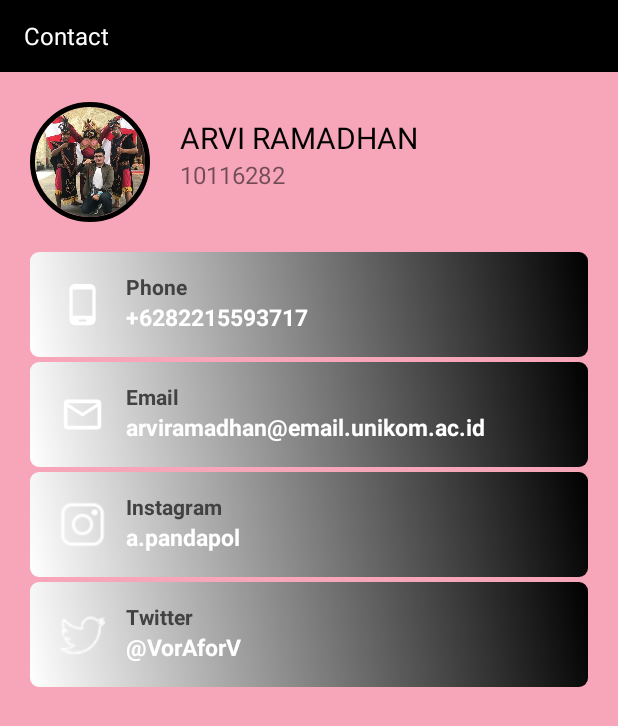
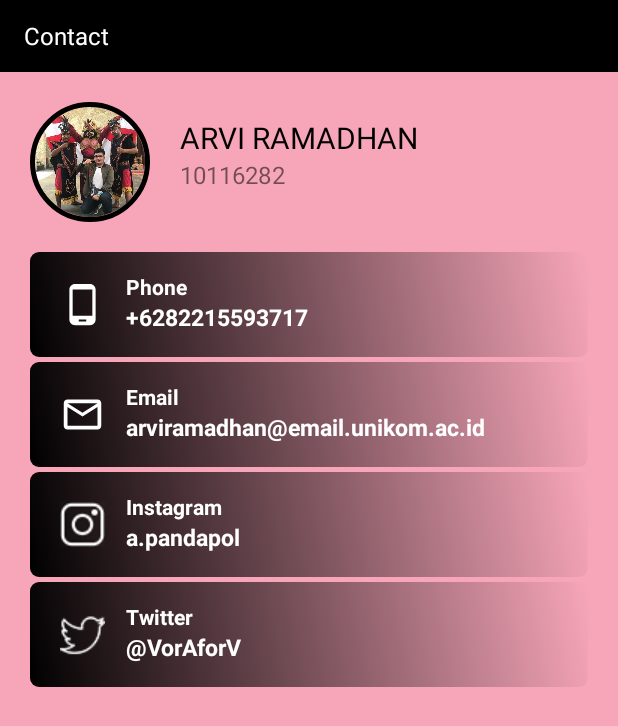
Before and after one commit to pandapol/TUGAS-UAS-10116282, an Android app: the fragment ContactFragment shown on its own in the app's theme, on a phone screen of 412 x 824 dp. Shown: the top 726 px of the screen. Run offline under Robolectric (Android 15) with nearby library versions, the phone set to English and light mode, and no system bars; our stand-ins replace CircleImageView; 1 statement that could not run was skipped.

Commit message:
3rd Commit

```diff
--- a/app/src/main/res/drawable/item_background.xml
+++ b/app/src/main/res/drawable/item_background.xml
@@ -6,8 +6,8 @@
             android:dither="true">
             <gradient
                 android:angle="45"
-                android:startColor="@android:color/white"
-                android:endColor="#000000"
+                android:startColor="@android:color/black"
+                android:endColor="#f7a6b9"
                 android:type="linear" />
 
             <corners
@@ -22,8 +22,8 @@
 
             <gradient
                 android:angle="0"
-                android:startColor="#000000"
-                android:endColor="@android:color/white"
+                android:startColor="#f7a6b9"
+                android:endColor="@android:color/black"
                 android:type="linear" />
 
             <corners
--- a/app/src/main/res/layout/fragment_contact.xml
+++ b/app/src/main/res/layout/fragment_contact.xml
@@ -90,7 +90,7 @@
                     android:layout_height="wrap_content"
                     android:layout_toEndOf="@id/imgPhone"
                     android:layout_marginTop="13dp"
-                    android:textColor="@color/cardview_dark_background"
+                    android:textColor="@android:color/white"
                     android:textStyle="bold"
                     android:text="@string/phone" />
 
@@ -131,7 +131,7 @@
                     android:layout_height="wrap_content"
                     android:layout_toEndOf="@id/imgEmail"
                     android:layout_marginTop="13dp"
-                    android:textColor="@color/cardview_dark_background"
+                    android:textColor="@android:color/white"
                     android:textStyle="bold"
                     android:text="@string/email" />
 
@@ -173,7 +173,7 @@
                     android:layout_height="wrap_content"
                     android:layout_toEndOf="@id/imgIg"
                     android:layout_marginTop="13dp"
-                    android:textColor="@color/cardview_dark_background"
+                    android:textColor="@android:color/white"
                     android:textStyle="bold"
                     android:text="@string/instagram" />
 
@@ -181,12 +181,12 @@
                     android:id="@+id/tvMyIg"
                     android:layout_width="wrap_content"
                     android:layout_height="wrap_content"
-                    android:text="@string/my_ig"
-                    android:textSize="15sp"
-                    android:textStyle="bold"
                     android:layout_below="@id/tvIg"
                     android:layout_toEndOf="@id/imgIg"
-                    android:textColor="@android:color/white" />
+                    android:text="@string/my_ig"
+                    android:textColor="@android:color/white"
+                    android:textSize="15sp"
+                    android:textStyle="bold" />
 
             </RelativeLayout>
 
@@ -214,7 +214,7 @@
                     android:layout_height="wrap_content"
                     android:layout_toEndOf="@id/imgTwitter"
                     android:layout_marginTop="13dp"
-                    android:textColor="@color/cardview_dark_background"
+                    android:textColor="@android:color/white"
                     android:textStyle="bold"
                     android:text="@string/twitter" />
 
--- a/app/src/main/res/values/colors.xml
+++ b/app/src/main/res/values/colors.xml
@@ -4,8 +4,8 @@
     <color name="colorPrimaryDark">#f7a6b9</color>
     <color name="colorAccent">#f7a6b9</color>
     <color name="colorGreen">#00BFA5</color>
-    <color name="colorMuted">#CCCCCC</color>
-    <color name="colorSemiWhite">#DDDDDD</color>
+    <color name="colorMuted">#FFFF</color>
+    <color name="colorSemiWhite">#FFFF</color>
     <color name="sunFlower"></color>
     <color name="lightYellow">#FFFF99</color>
 </resources>
```
